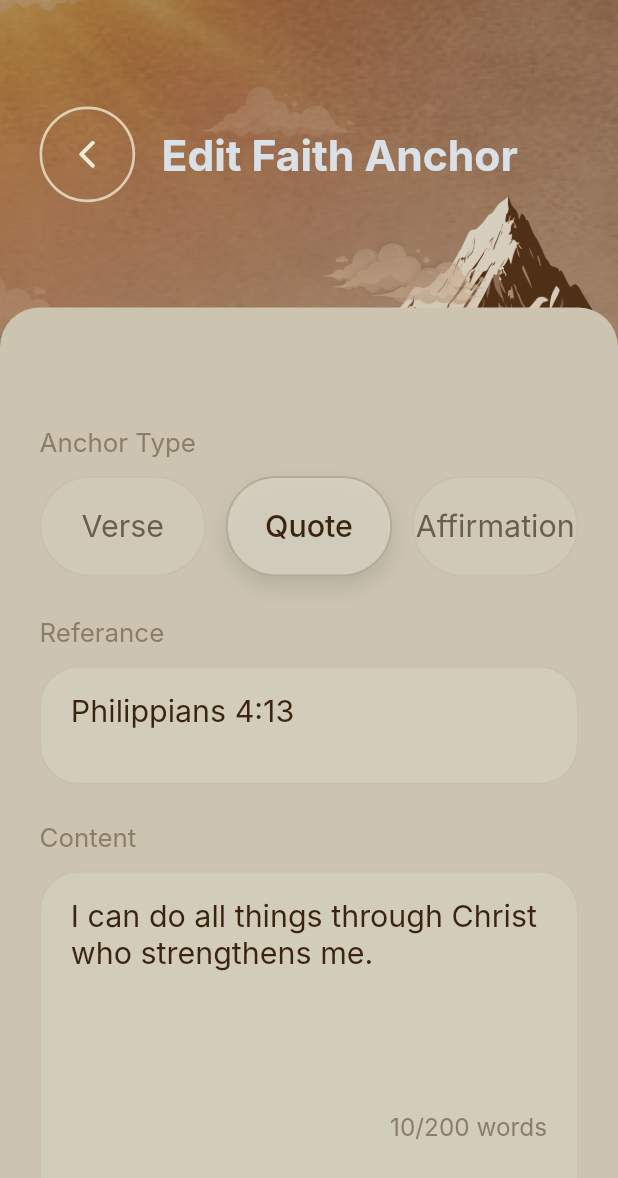
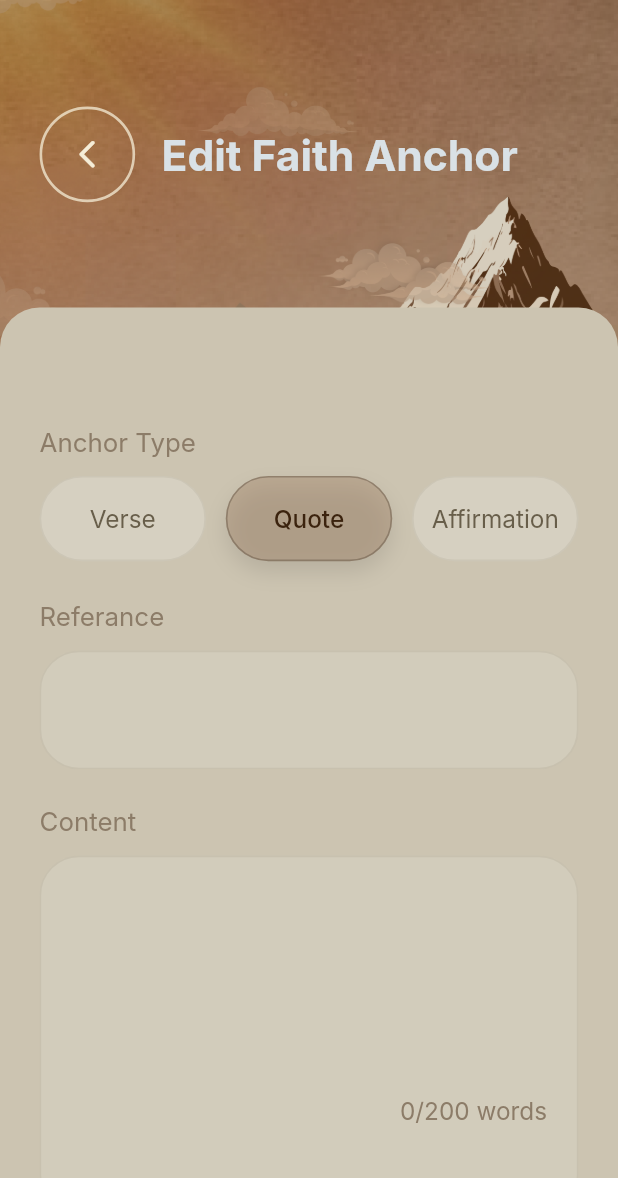
Before and after one commit to KaziAsif406/Ezri_Religional_Faith_App, a Flutter app: the screen it shows after launch, after a tap on "Add New Faith Anchor", on a phone screen of 412 x 824 dp. Shown: the top 1178 px of the screen. Run offline on Flutter 3.47's test engine with Material 3 defaults, Android fonts, the phone set to English and light mode, and no system bars; drawn by our look-alikes of auto_animated; our stand-ins replace cached_network_image, dio, flutter_screenutil, get, get_it, get_storage and 2 more; missing offline and left inert: dotlottie_loader.

Commit message:
Add Faith Anchor Page Modified

```diff
--- a/lib/features/home/presentation/add_faith_anchor.dart
+++ b/lib/features/home/presentation/add_faith_anchor.dart
@@ -14,14 +14,9 @@ class AddFaithAnchorScreen extends StatefulWidget {
 }
 
 class _AddFaithAnchorScreenState extends State<AddFaithAnchorScreen> {
-	final TextEditingController _referenceController =
-			TextEditingController(text: 'Philippians 4:13');
-	final TextEditingController _contentController = TextEditingController(
-		text: 'I can do all things through Christ who strengthens me.',
-	);
-	final TextEditingController _noteController = TextEditingController(
-		text: 'This reminds me to rely on His strength when I feel weak.',
-	);
+	final TextEditingController _referenceController = TextEditingController();
+	final TextEditingController _contentController = TextEditingController();
+	final TextEditingController _noteController = TextEditingController();
 
 	AnchorTypeOption _selectedType = AnchorTypeOption.quote;
 	bool _isPersonalNoteEnabled = true;
@@ -50,7 +45,6 @@ class _AddFaithAnchorScreenState extends State<AddFaithAnchorScreen> {
 		return Scaffold(
 			backgroundColor: AppColors.scaffoldColor,
 			body: SingleChildScrollView(
-				physics: const BouncingScrollPhysics(),
 				child: Column(
 					children: [
 						SizedBox(
--- a/lib/features/home/presentation/home.dart
+++ b/lib/features/home/presentation/home.dart
@@ -22,7 +22,6 @@ class _HomeScreenState extends State<HomeScreen> {
     return Scaffold(
       backgroundColor: AppColors.scaffoldColor,
       body: SingleChildScrollView(
-        physics: const BouncingScrollPhysics(),
         child: Column(
           crossAxisAlignment: CrossAxisAlignment.start,
           children: [
--- a/lib/features/home/presentation/widget/anchor_type.dart
+++ b/lib/features/home/presentation/widget/anchor_type.dart
@@ -65,17 +65,17 @@ class _AnchorTypeChip extends StatelessWidget {
 			onTap: onTap,
 			child: AnimatedContainer(
 				duration: const Duration(milliseconds: 220),
-				height: 66.h,
+				height: 56.h,
 				decoration: BoxDecoration(
 					color: isSelected
-							? AppColors.allPrimaryColor.withValues(alpha: 0.82)
-							: AppColors.allPrimaryColor.withValues(alpha: 0.42),
+							? AppColors.cA28367.withValues(alpha: 0.42)
+							: AppColors.cF5F6F5.withValues(alpha: 0.24),
 					borderRadius: BorderRadius.circular(34.r),
 					border: Border.all(
 						color: isSelected
-								? AppColors.c99907A.withValues(alpha: 0.55)
+								? AppColors.c352619.withValues(alpha: 0.30)
 								: AppColors.c99907A.withValues(alpha: 0.16),
-						width: 1.2.w,
+						width: 1.w,
 					),
 					boxShadow: isSelected
 							? [
@@ -90,7 +90,7 @@ class _AnchorTypeChip extends StatelessWidget {
 				alignment: Alignment.center,
 				child: Text(
 					label,
-					style: TextFontStyle.textStyle20c3B230EHelveticaNeue500.copyWith(
+					style: TextFontStyle.textStyle16c796956HelveticaNeue400.copyWith(
 						color: isSelected
 								? AppColors.allsecondaryColor
 								: AppColors.c685E4A,
```
